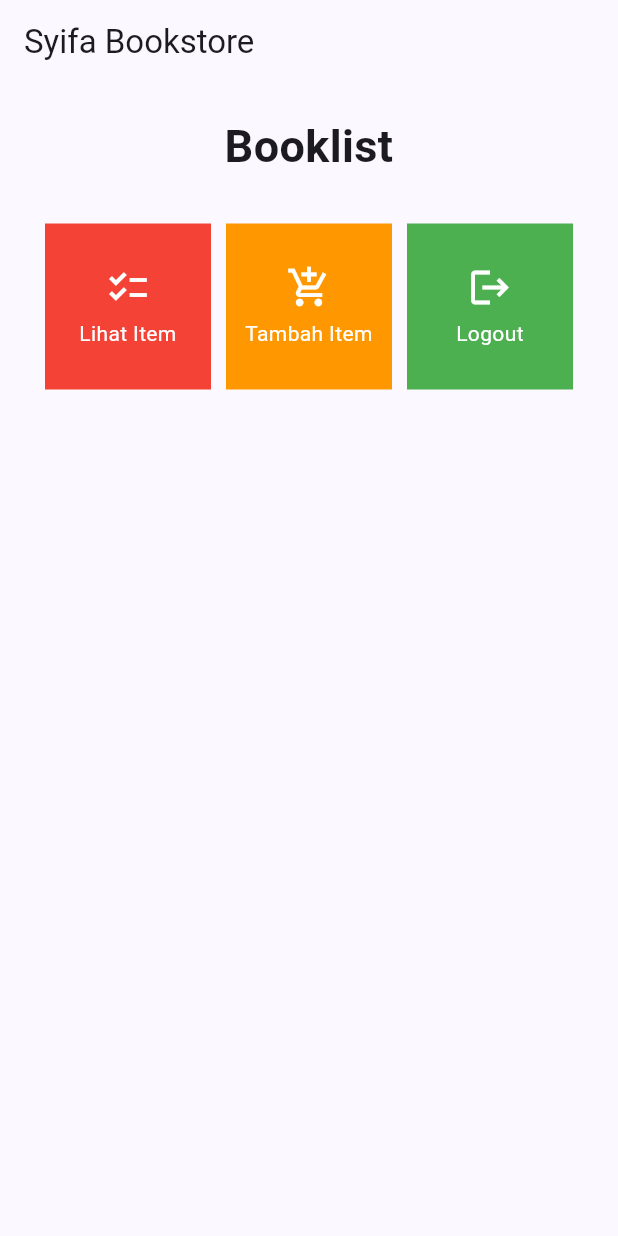
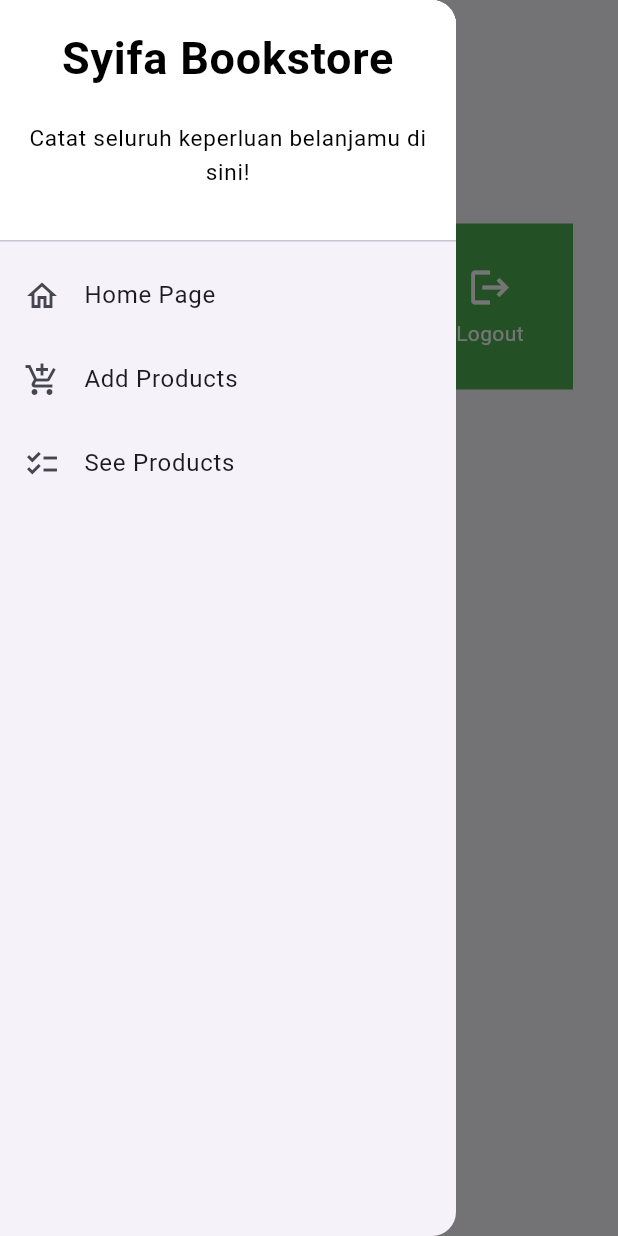
Before and after one commit to syifamahira/bookstore-mobile, a Flutter app: the screen it shows after launch, with the side drawer open (before the commit the screen has no drawer), on a phone screen of 412 x 824 dp. Run offline on Flutter 3.47's test engine with Material 2 defaults, Android fonts, the phone set to English and light mode, and no system bars.

Commit message:
done tugas 8

```diff
--- a/lib/main.dart
+++ b/lib/main.dart
@@ -1,5 +1,5 @@
 import 'package:flutter/material.dart';
-import 'package:bookstore_mobile/menu.dart';
+import 'package:bookstore_mobile/screens/menu.dart';
 
 void main() {
   runApp(const MyApp());
--- a/lib/menu.dart
+++ /dev/null
@@ -1,111 +0,0 @@
-import 'package:flutter/material.dart';
-
-class MyHomePage extends StatelessWidget {
-    MyHomePage({Key? key}) : super(key: key);
-
-    final List<ShopItem> items = [
-        ShopItem("Lihat Item", Icons.checklist, Colors.red),
-        ShopItem("Tambah Item", Icons.add_shopping_cart, Colors.orange),
-        ShopItem("Logout", Icons.logout, Colors.green),
-    ];
-
-    @override
-    Widget build(BuildContext context) {
-        return Scaffold(
-          appBar: AppBar(
-            title: const Text(
-              'Syifa Bookstore',
-            ),
-          ),
-          body: SingleChildScrollView(
-            // Widget wrapper yang dapat discroll
-            child: Padding(
-              padding: const EdgeInsets.all(10.0), // Set padding dari halaman
-              child: Column(
-                // Widget untuk menampilkan children secara vertikal
-                children: <Widget>[
-                  const Padding(
-                    padding: EdgeInsets.only(top: 10.0, bottom: 10.0),
-                    // Widget Text untuk menampilkan tulisan dengan alignment center dan style yang sesuai
-                    child: Text(
-                      'Booklist', // Text yang menandakan toko
-                      textAlign: TextAlign.center,
-                      style: TextStyle(
-                        fontSize: 30,
-                        fontWeight: FontWeight.bold,
-                      ),
-                    ),
-                  ),
-                  // Grid layout
-                  GridView.count(
-                    // Container pada card kita.
-                    primary: true,
-                    padding: const EdgeInsets.all(20),
-                    crossAxisSpacing: 10,
-                    mainAxisSpacing: 10,
-                    crossAxisCount: 3,
-                    shrinkWrap: true,
-                    children: items.map((ShopItem item) {
-                      // Iterasi untuk setiap item
-                      return ShopCard(item);
-                    }).toList(),
-                  ),
-                ],
-              ),
-            ),
-          ),
-        );
-    }
-}
-
-class ShopItem {
-  final String name;
-  final IconData icon;
-  final Color color;
-  ShopItem(this.name, this.icon, this.color);
-}
-
-class ShopCard extends StatelessWidget {
-  final ShopItem item;
-
-  const ShopCard(this.item, {super.key}); // Constructor
-
-  @override
-  Widget build(BuildContext context) {
-    return Material(
-      color: item.color,
-      child: InkWell(
-        // Area responsive terhadap sentuhan
-        onTap: () {
-          // Memunculkan SnackBar ketika diklik
-          ScaffoldMessenger.of(context)
-            ..hideCurrentSnackBar()
-            ..showSnackBar(SnackBar(
-                content: Text("Kamu telah menekan tombol ${item.name}!")));
-        },
-        child: Container(
-          // Container untuk menyimpan Icon dan Text
-          padding: const EdgeInsets.all(8),
-          child: Center(
-            child: Column(
-              mainAxisAlignment: MainAxisAlignment.center,
-              children: [
-                Icon(
-                  item.icon,
-                  color: Colors.white,
-                  size: 30.0,
-                ),
-                const Padding(padding: EdgeInsets.all(3)),
-                Text(
-                  item.name,
-                  textAlign: TextAlign.center,
-                  style: const TextStyle(color: Colors.white),
-                ),
-              ],
-            ),
-          ),
-        ),
-      ),
-    );
-  }
-}
--- /dev/null
+++ b/lib/screens/menu.dart
@@ -0,0 +1,128 @@
+import 'package:bookstore_mobile/screens/shoplist_form.dart';
+import 'package:bookstore_mobile/screens/shoplist_list.dart';
+import 'package:flutter/material.dart';
+import 'package:bookstore_mobile/widgets/left_drawer.dart';
+
+class MyHomePage extends StatelessWidget {
+  MyHomePage({Key? key}) : super(key: key);
+
+  final List<ShopItem> items = [
+    ShopItem("See Products", Icons.checklist, Colors.red),
+    ShopItem("Add Products", Icons.add_shopping_cart, Colors.orange),
+    ShopItem("Logout", Icons.logout, Colors.green),
+  ];
+
+  @override
+  Widget build(BuildContext context) {
+    return Scaffold(
+      appBar: AppBar(
+        title: const Text(
+          'Syifa Bookstore',
+        ),
+      ),
+      drawer: const LeftDrawer(),
+      body: SingleChildScrollView(
+        // Widget wrapper yang dapat discroll
+        child: Padding(
+          padding: const EdgeInsets.all(10.0), // Set padding dari halaman
+          child: Column(
+            // Widget untuk menampilkan children secara vertikal
+            children: <Widget>[
+              const Padding(
+                padding: EdgeInsets.only(top: 10.0, bottom: 10.0),
+                // Widget Text untuk menampilkan tulisan dengan alignment center dan style yang sesuai
+                child: Text(
+                  'Welcome!', // Text welcome
+                  textAlign: TextAlign.center,
+                  style: TextStyle(
+                    fontSize: 30,
+                    fontWeight: FontWeight.bold,
+                  ),
+                ),
+              ),
+              // Grid layout
+              GridView.count(
+                // Container pada card kita.
+                primary: true,
+                padding: const EdgeInsets.all(20),
+                crossAxisSpacing: 10,
+                mainAxisSpacing: 10,
+                crossAxisCount: 3,
+                shrinkWrap: true,
+                children: items.map((ShopItem item) {
+                  // Iterasi untuk setiap item
+                  return ShopCard(item);
+                }).toList(),
+              ),
+            ],
+          ),
+        ),
+      ),
+    );
+  }
+}
+
+class ShopItem {
+  final String name;
+  final IconData icon;
+  final Color color;
+  ShopItem(this.name, this.icon, this.color);
+}
+
+class ShopCard extends StatelessWidget {
+  final ShopItem item;
+
+  const ShopCard(this.item, {super.key}); // Constructor
+
+  @override
+  Widget build(BuildContext context) {
+    return Material(
+      color: item.color,
+      child: InkWell(
+        // Area responsive terhadap sentuhan
+        onTap: () {
+          // Memunculkan SnackBar ketika diklik
+          ScaffoldMessenger.of(context)
+            ..hideCurrentSnackBar()
+            ..showSnackBar(SnackBar(
+                content: Text("Kamu telah menekan tombol ${item.name}!")));
+          //navigate ke page yang sesuai
+          if (item.name == "Add Products") {
+            Navigator.push(
+              context,
+              MaterialPageRoute(builder: (context) => ShopFormPage()),
+            );
+          }
+          if (item.name == "See Products"){
+            Navigator.push(
+              context,
+              MaterialPageRoute(builder: (context) => ShopListPage()),
+            );
+          }
+        },
+        child: Container(
+          // Container untuk menyimpan Icon dan Text
+          padding: const EdgeInsets.all(8),
+          child: Center(
+            child: Column(
+              mainAxisAlignment: MainAxisAlignment.center,
+              children: [
+                Icon(
+                  item.icon,
+                  color: Colors.white,
+                  size: 30.0,
+                ),
+                const Padding(padding: EdgeInsets.all(3)),
+                Text(
+                  item.name,
+                  textAlign: TextAlign.center,
+                  style: const TextStyle(color: Colors.white),
+                ),
+              ],
+            ),
+          ),
+        ),
+      ),
+    );
+  }
+}
--- /dev/null
+++ b/lib/widgets/left_drawer.dart
@@ -0,0 +1,82 @@
+import 'package:bookstore_mobile/screens/shoplist_list.dart';
+import 'package:flutter/material.dart';
+import 'package:bookstore_mobile/screens/menu.dart';
+import 'package:bookstore_mobile/screens/shoplist_form.dart';
+
+class LeftDrawer extends StatelessWidget {
+  const LeftDrawer({super.key});
+
+  @override
+  Widget build(BuildContext context) {
+    return Drawer(
+      child: ListView(
+        children: [
+          const DrawerHeader(
+            decoration: BoxDecoration(
+              color: Colors.white,
+            ),
+            child: Column(
+              children: [
+                Text(
+                  'Syifa Bookstore',
+                  textAlign: TextAlign.center,
+                  style: TextStyle(
+                    fontSize: 30,
+                    fontWeight: FontWeight.bold,
+                    color: Colors.black
+                  ),
+                ),
+                Padding(padding: EdgeInsets.all(10)),
+                Text("Catat seluruh keperluan belanjamu di sini!",
+
+                    textAlign: TextAlign.center,
+                    style: TextStyle(
+                      fontSize: 15,
+                      fontWeight: FontWeight.normal,
+                      color: Colors.black,
+                    )
+                    ),
+              ],
+            ),
+          ),
+          ListTile(
+            leading: const Icon(Icons.home_outlined),
+            title: const Text('Home Page'),
+            // Bagian redirection ke MyHomePage
+            onTap: () {
+                Navigator.pushReplacement(
+                    context,
+                    MaterialPageRoute(
+                    builder: (context) => MyHomePage(),
+                    ));
+            },
+            ),
+            ListTile(
+            leading: const Icon(Icons.add_shopping_cart),
+            title: const Text('Add Products'),
+            // Bagian redirection ke ShopFormPage
+            onTap: () {
+                Navigator.pushReplacement(
+                    context,
+                    MaterialPageRoute(
+                    builder: (context) => ShopFormPage(),
+                    ));
+            },
+            ),
+            ListTile(
+            leading: const Icon(Icons.checklist),
+            title: const Text('See Products'),
+            // Bagian redirection ke ShopListPage
+            onTap: () {
+                Navigator.pushReplacement(
+                    context,
+                    MaterialPageRoute(
+                    builder: (context) => ShopListPage(),
+                    ));
+            },
+            ),
+        ],
+      ),
+    );
+  }
+}
```
Also changed, not shown: lib/screens/shoplist_form.dart (added, +170 -0 lines), lib/screens/shoplist_list.dart (added, +43 -0 lines).
